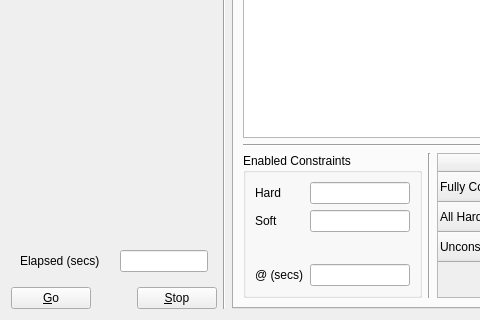
First picture: the form in gui/mainwindow.ui, repository gradgrind/fetrunner, before the edit; both pictures show x 0 to 480 and y 248 to 568 of the 849 by 568 pixel window.
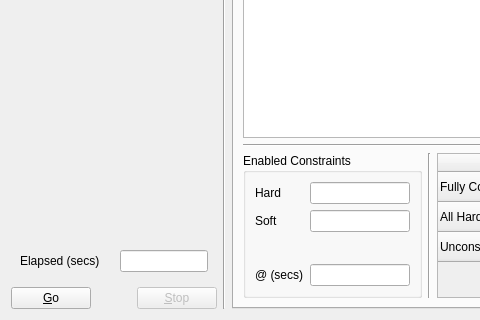
Second picture: the form after the edit.

The edit to the form file:
```diff
--- a/gui/mainwindow.ui
+++ b/gui/mainwindow.ui
@@ -225,6 +225,9 @@
          </item>
          <item>
           <widget class="QPushButton" name="pb_stop">
+           <property name="enabled">
+            <bool>false</bool>
+           </property>
            <property name="text">
             <string>&amp;Stop</string>
            </property>
```
